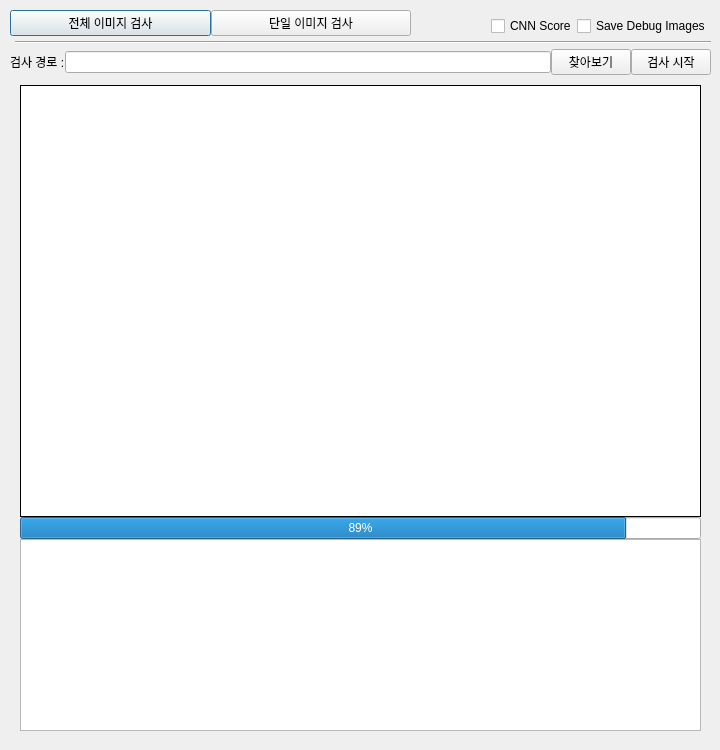
knudatascientists/lg-innotek-projects, file GUI/test.ui: the form before one commit.
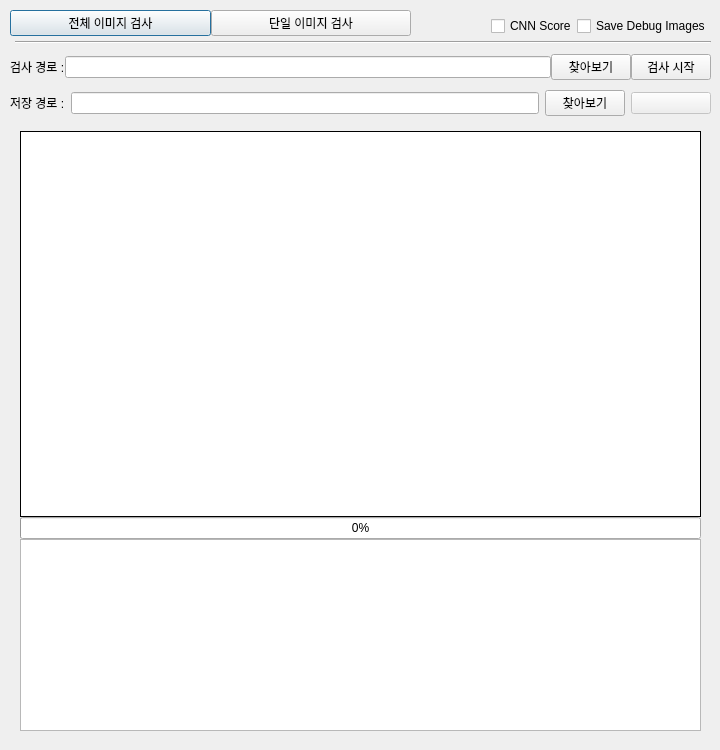
The form after the commit.

```diff
--- a/GUI/test.ui
+++ b/GUI/test.ui
@@ -22,7 +22,7 @@
      <height>731</height>
     </rect>
    </property>
-   <layout class="QVBoxLayout" name="verticalLayout" stretch="1,2,0,50">
+   <layout class="QVBoxLayout" name="verticalLayout" stretch="1,2,0,0,50">
     <property name="spacing">
      <number>0</number>
     </property>
@@ -159,6 +159,12 @@
     </item>
     <item>
      <layout class="QHBoxLayout" name="horizontalLayout_3">
+      <property name="topMargin">
+       <number>5</number>
+      </property>
+      <property name="bottomMargin">
+       <number>5</number>
+      </property>
       <item>
        <widget class="QLabel" name="label">
         <property name="text">
@@ -193,7 +199,62 @@
      </layout>
     </item>
     <item>
-     <layout class="QHBoxLayout" name="horizontalLayout_4">
+     <widget class="QFrame" name="saveFrame">
+      <property name="frameShape">
+       <enum>QFrame::NoFrame</enum>
+      </property>
+      <layout class="QHBoxLayout" name="horizontalLayout_4">
+       <property name="leftMargin">
+        <number>0</number>
+       </property>
+       <property name="topMargin">
+        <number>5</number>
+       </property>
+       <property name="rightMargin">
+        <number>0</number>
+       </property>
+       <property name="bottomMargin">
+        <number>5</number>
+       </property>
+       <item>
+        <widget class="QLabel" name="label_4">
+         <property name="text">
+          <string>저장 경로 :</string>
+         </property>
+        </widget>
+       </item>
+       <item>
+        <widget class="QLineEdit" name="savePathLabel">
+         <property name="enabled">
+          <bool>true</bool>
+         </property>
+         <property name="contextMenuPolicy">
+          <enum>Qt::NoContextMenu</enum>
+         </property>
+        </widget>
+       </item>
+       <item>
+        <widget class="QPushButton" name="findSavePathButton">
+         <property name="text">
+          <string>찾아보기</string>
+         </property>
+        </widget>
+       </item>
+       <item>
+        <widget class="QPushButton" name="testButton_4">
+         <property name="enabled">
+          <bool>false</bool>
+         </property>
+         <property name="text">
+          <string>  </string>
+         </property>
+        </widget>
+       </item>
+      </layout>
+     </widget>
+    </item>
+    <item>
+     <layout class="QHBoxLayout" name="horizontalLayout_9">
       <item>
        <layout class="QGridLayout" name="gridLayout" rowstretch="6,0,0">
         <property name="leftMargin">
@@ -214,7 +275,7 @@
         <item row="1" column="0">
          <widget class="QProgressBar" name="progressBar">
           <property name="value">
-           <number>89</number>
+           <number>0</number>
           </property>
           <property name="invertedAppearance">
            <bool>false</bool>
```
